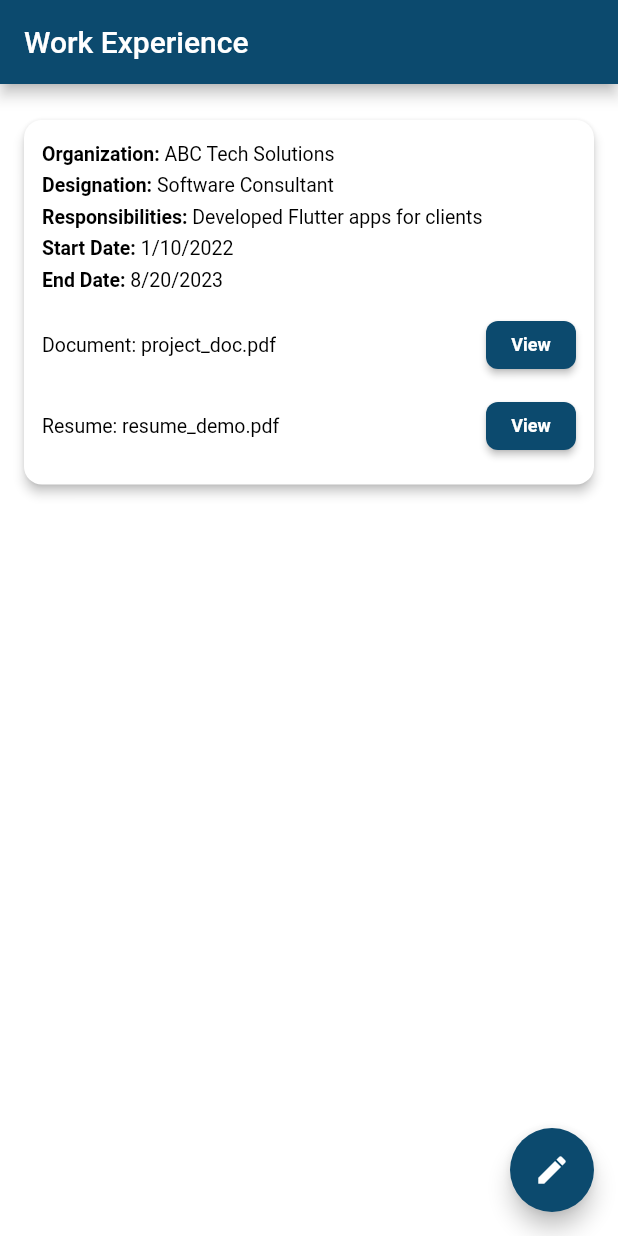
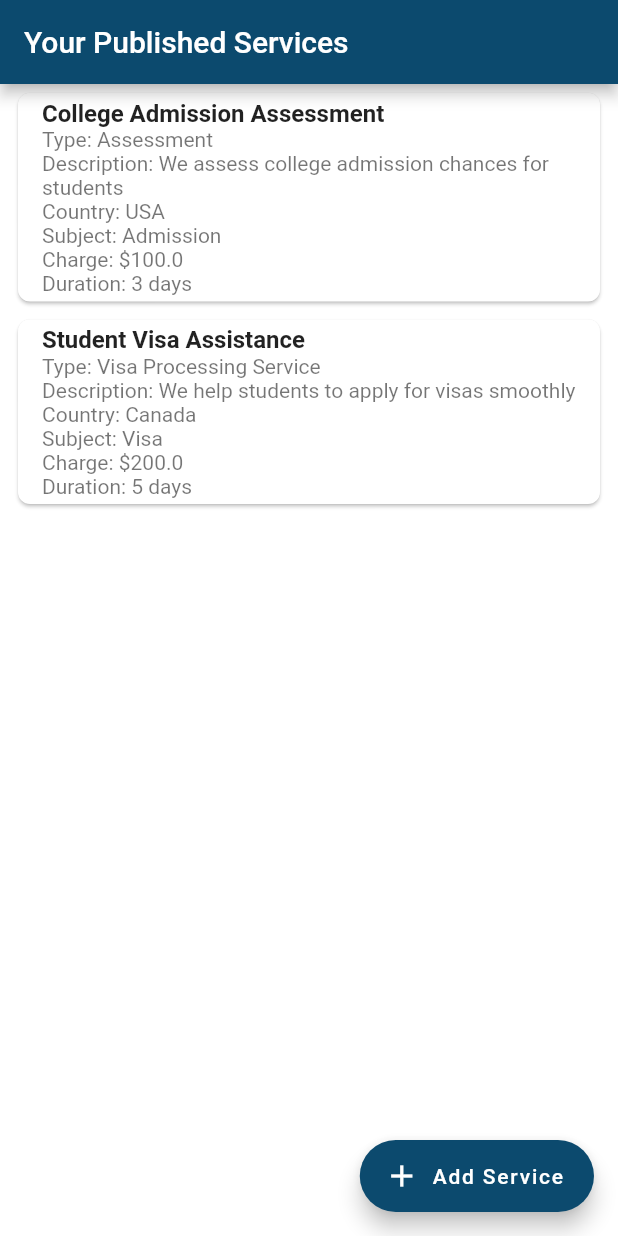
Before and after one commit to Md-Junaead/eduwise, a Flutter app: the screen it shows after launch, on a phone screen of 412 x 824 dp. Run offline on Flutter 3.47's test engine with Material 3 defaults, Android fonts, the light colour scheme and no system bars; our stand-ins replace cached_network_image, carousel_slider, country_picker, file_picker, get; missing offline and left inert: country_flags.

Commit message:
Create survice complete

```diff
--- a/lib/configs/routes/routes.dart
+++ b/lib/configs/routes/routes.dart
@@ -1,3 +1,4 @@
+import 'package:eduwise/screens/consultant-dashboard/add-service/con_service_view.dart';
 import 'package:eduwise/screens/consultant-dashboard/experience/con_work_view.dart';
 import 'package:eduwise/screens/student-dashboard/consultant/stu_cons_view.dart';
 import 'package:eduwise/screens/student-dashboard/dashboard/stu_dboard_view.dart';
@@ -78,6 +79,11 @@ class Routes {
           builder: (context) => ConsultantWorkExperienceScreen(),
         );
 
+      case RoutesName.consultantServiceCreateView:
+        return MaterialPageRoute(
+          builder: (context) => ConsultantServiceCreateView(),
+        );
+
       default:
         return MaterialPageRoute(
           builder: (_) =>
--- a/lib/configs/routes/routes_name.dart
+++ b/lib/configs/routes/routes_name.dart
@@ -22,4 +22,6 @@ class RoutesName {
   // Consultunt Profile
   static const String consultantWorkExperienceScreen =
       'ConsultantWorkExperienceScreen';
+  static const String consultantServiceCreateView =
+      'ConsultantServiceCreateView';
 }
--- a/lib/main.dart
+++ b/lib/main.dart
@@ -25,7 +25,7 @@ class MyApp extends StatelessWidget {
         debugShowCheckedModeBanner: false,
         title: 'Eduwise',
         theme: AppTheme.light,
-        initialRoute: RoutesName.consultantWorkExperienceScreen,
+        initialRoute: RoutesName.consultantServiceCreateView,
         onGenerateRoute: Routes.generateRoute,
 
         // ✅ Now super clean: just point to AppBindings
--- /dev/null
+++ b/lib/screens/consultant-dashboard/add-service/con_ser_cre_ctrl.dart
@@ -0,0 +1,104 @@
+// lib/screens/consultant-dashboard/add-service/con_ser_cre_ctrl.dart
+import 'package:get/get.dart';
+import 'con_ser_cre_model.dart';
+
+class ConsultantServiceController extends GetxController {
+  /// ---------------- Reactive List for services ----------------
+  /// RxList is used as a dynamic data structure to automatically update UI
+  final RxList<ConsultantService> services = <ConsultantService>[].obs;
+
+  /// ---------------- Temporary fields for form ----------------
+  var tempServiceType = ''.obs;
+  var tempTitle = ''.obs;
+  var tempDescription = ''.obs;
+  var tempCountry = ''.obs;
+  var tempSubject = ''.obs;
+  var tempCharge = 0.obs; // Changed to RxInt for whole numbers
+  var tempDuration = ''.obs;
+
+  @override
+  void onInit() {
+    super.onInit();
+    _loadDemoData(); // Load demo services on controller init
+  }
+
+  /// ---------------- Add or Publish Service ----------------
+  void publishService() {
+    if (tempServiceType.value.isEmpty || tempTitle.value.isEmpty) {
+      Get.snackbar(
+        "Error",
+        "Please fill all required fields",
+        snackPosition: SnackPosition.BOTTOM,
+      );
+      return;
+    }
+
+    // ---------------- Algorithm: Duplicate check ----------------
+    // Check if a service with same title & type already exists
+    bool exists = services.any(
+      (s) =>
+          s.title == tempTitle.value && s.serviceType == tempServiceType.value,
+    );
+
+    if (exists) {
+      Get.snackbar(
+        "Duplicate",
+        "Service already exists",
+        snackPosition: SnackPosition.BOTTOM,
+      );
+      return;
+    }
+
+    // Add service to RxList (efficient data structure for reactive UI updates)
+    services.add(
+      ConsultantService(
+        serviceType: tempServiceType.value,
+        title: tempTitle.value,
+        description: tempDescription.value,
+        country: tempCountry.value,
+        subject: tempSubject.value,
+        charge: tempCharge.value.toDouble(), // Model expects double
+        duration: tempDuration.value,
+      ),
+    );
+
+    // Clear temporary fields for next entry
+    tempServiceType.value = '';
+    tempTitle.value = '';
+    tempDescription.value = '';
+    tempCountry.value = '';
+    tempSubject.value = '';
+    tempCharge.value = 0;
+    tempDuration.value = '';
+
+    Get.snackbar(
+      "Success",
+      "Service Published",
+      snackPosition: SnackPosition.BOTTOM,
+    );
+  }
+
+  /// ---------------- Load Demo Data ----------------
+  void _loadDemoData() {
+    services.addAll([
+      ConsultantService(
+        serviceType: "Assessment",
+        title: "College Admission Assessment",
+        description: "We assess college admission chances for students",
+        country: "USA",
+        subject: "Admission",
+        charge: 100.0,
+        duration: "3 days",
+      ),
+      ConsultantService(
+        serviceType: "Visa Processing Service",
+        title: "Student Visa Assistance",
+        description: "We help students to apply for visas smoothly",
+        country: "Canada",
+        subject: "Visa",
+        charge: 200.0,
+        duration: "5 days",
+      ),
+    ]);
+  }
+}
--- /dev/null
+++ b/lib/screens/consultant-dashboard/add-service/con_ser_cre_model.dart
@@ -0,0 +1,20 @@
+// lib/screens/consultant-dashboard/service/consultant_service_create_model.dart
+class ConsultantService {
+  String serviceType;
+  String title;
+  String description;
+  String country;
+  String subject;
+  double charge;
+  String duration;
+
+  ConsultantService({
+    required this.serviceType,
+    required this.title,
+    required this.description,
+    required this.country,
+    required this.subject,
+    required this.charge,
+    required this.duration,
+  });
+}
--- a/lib/screens/consultant-dashboard/add-service/con_service_view.dart
+++ b/lib/screens/consultant-dashboard/add-service/con_service_view.dart
@@ -1,9 +1,117 @@
+// lib/screens/consultant-dashboard/service/consultant_service_create_view.dart
+import 'package:eduwise/screens/consultant-dashboard/add-service/con_ser_cre_ctrl.dart';
+import 'package:eduwise/screens/consultant-dashboard/add-service/con_ser_cre_form.dart';
+import 'package:flutter/material.dart';
+import 'package:get/get.dart';
+import 'package:eduwise/configs/constants/colors.dart';
+
+class ConsultantServiceCreateView extends StatelessWidget {
+  ConsultantServiceCreateView({super.key});
+  // Initialize the controller here to fix the error
+  final controller = Get.put(ConsultantServiceController());
+
+  @override
+  Widget build(BuildContext context) {
+    return Scaffold(
+      appBar: AppBar(
+        title: const Text("Your Published Services"),
+        backgroundColor: TColors.secondary,
+      ),
+      body: Obx(
+        () => controller.services.isEmpty
+            ? const Center(child: Text("No services published yet"))
+            : ListView.builder(
+                itemCount: controller.services.length,
+                itemBuilder: (context, index) {
+                  final service = controller.services[index];
+                  return Card(
+                    margin: const EdgeInsets.symmetric(
+                      horizontal: 12,
+                      vertical: 6,
+                    ),
+                    shape: RoundedRectangleBorder(
+                      borderRadius: BorderRadius.circular(8),
+                    ),
+                    child: ListTile(
+                      title: Text(
+                        service.title,
+                        style: const TextStyle(fontWeight: FontWeight.bold),
+                      ),
+                      subtitle: Column(
+                        crossAxisAlignment: CrossAxisAlignment.start,
+                        children: [
+                          Text("Type: ${service.serviceType}"),
+                          Text("Description: ${service.description}"),
+                          Text("Country: ${service.country}"),
+                          Text("Subject: ${service.subject}"),
+                          Text("Charge: \$${service.charge}"),
+                          Text("Duration: ${service.duration}"),
+                        ],
+                      ),
+                    ),
+                  );
+                },
+              ),
+      ),
+      // ---------------- Floating Action Button ----------------
+      floatingActionButton: FloatingActionButton.extended(
+        onPressed: () {
+          // Navigate to the create form to add a new service
+          Get.to(() => ConsultantServiceCreateForm());
+        },
+        icon: const Icon(Icons.add),
+        label: const Text("Add Service"),
+        backgroundColor: TColors.secondary,
+      ),
+    );
+  }
+}
+
+
+
+
+
 
 /*
+
+
+
+Create Your Service
+Select Your Service (Drop Down)
 Assessment
 File Processing Service
 Visa Processing Service
 Corresponding Service
 Ticketing update Service
 Features Service
+
+
+Title of Your Service - heading
+Enter the title of service - Input
+Description of Your Service - heading
+Enter the Description of your Service - Input
+Country of your Assessment - heading
+Enter the Country name you want to Assess - Input
+Subject of your Assessment - heading
+Enter the Subject about You Assess - Input
+Charge - heading
+Enter the Charge of your Assessment - Input
+Duration - heading
+Enter the time/days you will you will take - Input
+Publish - Button
+
+
+
+File Name: ConsultandServiceCreateForm, ConsultandServiceCreateView, ConsultandServiceCreateModel, ConsultandServiceCreateController (Corrent grammer or words)
+
+Task:
+I am creating flutter app
+I need to create this form, Publish info and show them on ConsultandServiceCreateView
+Must use Algorithem, Data structure & GetX state management for properly managing state
+Make modern, Responsive & professional design, give your design score out of 100
+Add button should be as flowting action button
+tell me what you did
+comment the code for better understand
+
+
 */
--- a/lib/widget/app_bindings.dart
+++ b/lib/widget/app_bindings.dart
@@ -1,4 +1,5 @@
 // lib/configs/core/app_bindings.dart
+import 'package:eduwise/screens/consultant-dashboard/add-service/con_ser_cre_ctrl.dart';
 import 'package:eduwise/screens/consultant-dashboard/experience/con_work_exp_ctrl.dart';
 import 'package:eduwise/screens/default/all-consultant/demo_consultants.dart';
 import 'package:eduwise/screens/default/consultant-profile/con_provider_model.dart';
@@ -19,6 +20,7 @@ class AppBindings extends Bindings {
     Get.put(StudentAcademicController);
     Get.put(StudentDashboardController);
     Get.put(ConsultantWorkExperienceController);
+    Get.put(ConsultantServiceController);
 
     // Register StudentConsultantController with all consultants
     Get.put(
```
Also changed, not shown: lib/screens/consultant-dashboard/add-service/con_ser_cre_form.dart (added, +199 -0 lines).
